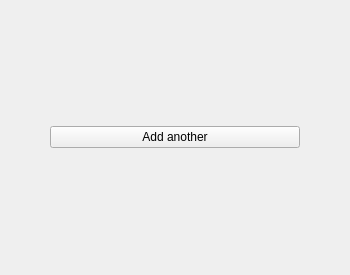
The window that Code/Tools/SceneAPI/SceneUI/SceneWidgets/ManifestWidgetPage.ui (o3de/o3de) describes before a commit, drawn with Qt 5.
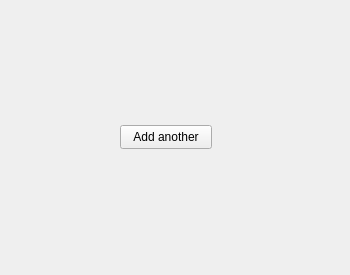
The same window after the commit. Icons and pictures are not drawn.

Commit message: Scene settings help button

Diff of the .ui file:
```diff
--- a/Code/Tools/SceneAPI/SceneUI/SceneWidgets/ManifestWidgetPage.ui
+++ b/Code/Tools/SceneAPI/SceneUI/SceneWidgets/ManifestWidgetPage.ui
@@ -44,6 +44,19 @@
       <property name="bottomMargin">
        <number>0</number>
       </property>
+      <item>
+       <spacer name="horizontalSpacer">
+        <property name="orientation">
+         <enum>Qt::Horizontal</enum>
+        </property>
+        <property name="sizeHint" stdset="0">
+         <size>
+          <width>40</width>
+          <height>20</height>
+         </size>
+        </property>
+       </spacer>
+      </item>
       <item>
        <widget class="QPushButton" name="m_addButton">
         <property name="maximumSize">
@@ -52,11 +65,83 @@
           <height>16777215</height>
          </size>
         </property>
+        <property name="styleSheet">
+         <string notr="true">padding-left: 12px; padding-right: 12px;</string>
+        </property>
+         <property name="minimumSize">
+           <size>
+             <width>10</width>
+             <height>24</height>
+           </size>
+         </property>
         <property name="text">
          <string>Add another</string>
         </property>
        </widget>
       </item>
+      <item>
+       <spacer name="ButtonSpacer">
+        <property name="orientation">
+         <enum>Qt::Horizontal</enum>
+        </property>
+        <property name="sizeType">
+         <enum>QSizePolicy::Fixed</enum>
+        </property>
+        <property name="sizeHint" stdset="0">
+         <size>
+          <width>8</width>
+          <height>20</height>
+         </size>
+        </property>
+       </spacer>
+      </item>
+      <item>
+       <widget class="QPushButton" name="m_supportButton">
+        <property name="sizePolicy">
+         <sizepolicy hsizetype="Fixed" vsizetype="Fixed">
+          <horstretch>0</horstretch>
+          <verstretch>0</verstretch>
+         </sizepolicy>
+        </property>
+        <property name="minimumSize">
+         <size>
+          <width>10</width>
+          <height>10</height>
+         </size>
+        </property>
+        <property name="maximumSize">
+         <size>
+          <width>10</width>
+          <height>10</height>
+         </size>
+        </property>
+        <property name="baseSize">
+         <size>
+          <width>10</width>
+          <height>10</height>
+         </size>
+        </property>
+        <property name="icon">
+         <iconset theme=":/Cards/img/UI20/Cards/help.svg"></iconset>
+        </property>
+        <property name="flat">
+         <bool>true</bool>
+        </property>
+       </widget>
+      </item>
+      <item>
+       <spacer name="horizontalSpacer_2">
+        <property name="orientation">
+         <enum>Qt::Horizontal</enum>
+        </property>
+        <property name="sizeHint" stdset="0">
+         <size>
+          <width>40</width>
+          <height>20</height>
+         </size>
+        </property>
+       </spacer>
+      </item>
      </layout>
     </widget>
    </item>
```
